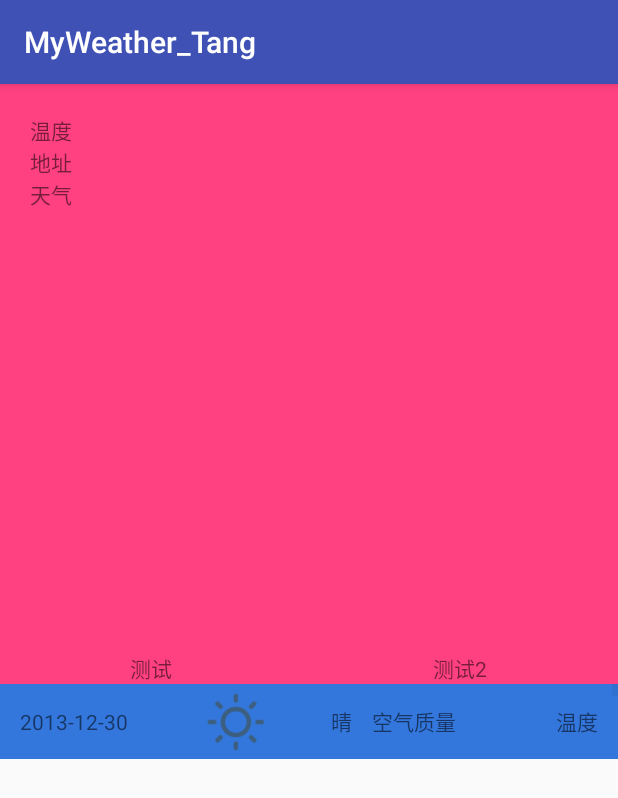
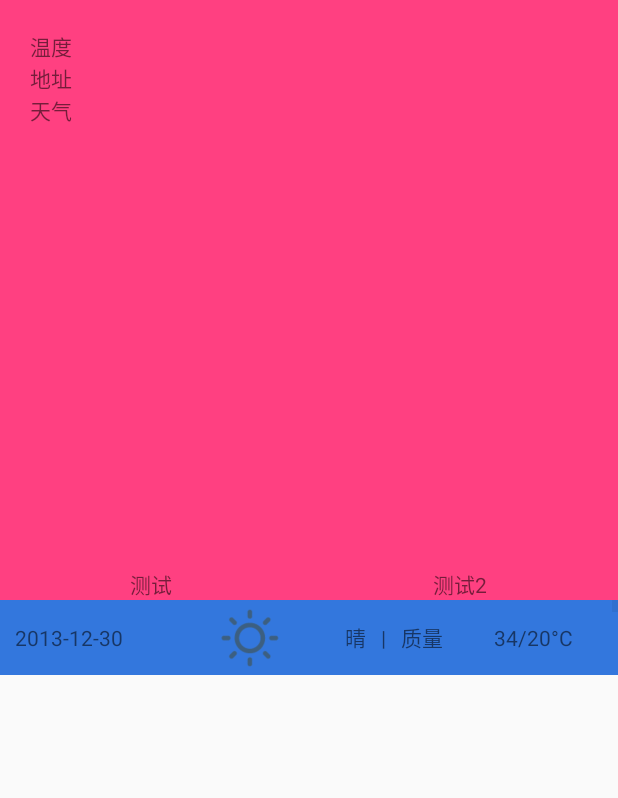
Before and after one commit to HAHH9527/MyWeather_Tang, an Android app: the TestActivity screen opened directly, with no data from a screen before it, on a phone screen of 412 x 824 dp. Shown: the top 798 px of the screen. Run offline under Robolectric (Android 15) with nearby library versions, the phone set to English and light mode, and no system bars.

Commit message:
0625 界面部分更新 天气接口使用有问题 准备替换

```diff
--- a/app/src/main/java/com/example/a10248/myweather_tang/activity/TestActivity.java
+++ b/app/src/main/java/com/example/a10248/myweather_tang/activity/TestActivity.java
@@ -71,7 +71,7 @@ public class TestActivity extends AppCompatActivity {
         for (int i = 0; i < 10; i++) {
             mData.add(item);
         }
-        SimpleAdapter adapter = new SimpleAdapter(this, mData, R.layout.arraylist_daily_forecast_layout, new String[]{"date", "cond_code_d", "cond_txt_d", "tmp"}, new int[]{R.id.text_theDay, R.id.img_theWeather, R.id.text_theWeather, R.id.text_temperature});
+        SimpleAdapter adapter = new SimpleAdapter(this, mData, R.layout.arraylist_daily_forecast_layout, new String[]{"date", "cond_code_d", "cond_txt_d", "tmp"}, new int[]{R.id.text_theDay, R.id.img_theDayWeather, R.id.tv_theDayWeather, R.id.text_temperature});
         list_daily_forecast.setAdapter(adapter);
 //        setListViewHeight(list_daily_forecast);
     }
--- a/app/src/main/java/com/example/a10248/myweather_tang/util/MyHeWeatherThread.java
+++ b/app/src/main/java/com/example/a10248/myweather_tang/util/MyHeWeatherThread.java
@@ -89,7 +89,7 @@ public class MyHeWeatherThread implements Runnable {
             System.out.println(sb.toString());
             Message msg = new Message();
             msg.what = MyMessageType.Return_Weather_Message;
-            msg.obj = sb;
+            msg.obj = getWeatherBean(sb.toString());
             handler.sendMessage(msg);
         } catch (Exception ignored) {
             Log.i("get weather err", "err");
--- a/app/src/main/res/layout/arraylist_daily_forecast_layout.xml
+++ b/app/src/main/res/layout/arraylist_daily_forecast_layout.xml
@@ -9,7 +9,7 @@
         android:layout_width="wrap_content"
         android:layout_height="match_parent"
         android:layout_alignParentLeft="true"
-        android:layout_marginLeft="20px"
+        android:layout_marginLeft="10dp"
         android:gravity="center"
         android:text="日期" />
 
@@ -19,13 +19,13 @@
         android:layout_centerHorizontal="true">
 
         <ImageView
-            android:id="@+id/img_theWeather"
+            android:id="@+id/img_theDayWeather"
             android:layout_width="wrap_content"
             android:layout_height="match_parent"
             android:src="@drawable/weather999" />
 
         <TextView
-            android:id="@+id/text_theWeather"
+            android:id="@+id/tv_theDayWeather"
             android:layout_width="wrap_content"
             android:layout_height="match_parent"
             android:layout_marginLeft="20px"
@@ -35,19 +35,50 @@
         <TextView
             android:layout_width="wrap_content"
             android:layout_height="match_parent"
-            android:layout_marginLeft="20px"
+            android:layout_marginLeft="10dp"
             android:gravity="center"
-            android:text="空气质量" />
+            android:text="|" />
+
+        <TextView
+            android:id="@+id/tv_theDayAqi"
+            android:layout_width="wrap_content"
+            android:layout_height="match_parent"
+            android:layout_marginLeft="10dp"
+            android:gravity="center"
+            android:text="质量" />
     </LinearLayout>
 
-    <TextView
-        android:id="@+id/text_theTemperature"
+    <LinearLayout
         android:layout_width="wrap_content"
         android:layout_height="match_parent"
         android:layout_alignParentEnd="true"
-        android:layout_marginRight="20px"
-        android:gravity="center"
-        android:text="温度" />
+        android:layout_marginRight="30dp">
 
+        <TextView
+            android:id="@+id/tv_temperatureHight"
+            android:layout_width="wrap_content"
+            android:layout_height="match_parent"
+            android:gravity="center"
+            android:text="34" />
+
+        <TextView
+            android:layout_width="wrap_content"
+            android:layout_height="match_parent"
+            android:gravity="center"
+            android:text="/" />
+
+        <TextView
+            android:id="@+id/tv_temperatureLow"
+            android:layout_width="wrap_content"
+            android:layout_height="match_parent"
+            android:gravity="center"
+            android:text="20" />
+
+        <TextView
+            android:layout_width="wrap_content"
+            android:layout_height="match_parent"
+            android:gravity="center"
+            android:text="°C" />
+    </LinearLayout>
 
 </RelativeLayout>
--- a/app/src/main/res/values/colors.xml
+++ b/app/src/main/res/values/colors.xml
@@ -3,4 +3,6 @@
     <color name="colorPrimary">#3F51B5</color>
     <color name="colorPrimaryDark">#303F9F</color>
     <color name="colorAccent">#FF4081</color>
+    <color name="colorWhite">#ffffff</color>
+    <color name="colorTransparent">#00000000</color>
 </resources>
--- a/app/src/main/res/values/styles.xml
+++ b/app/src/main/res/values/styles.xml
@@ -1,7 +1,7 @@
 <resources>
 
     <!-- Base application theme. -->
-    <style name="AppTheme" parent="Theme.AppCompat.Light.DarkActionBar">
+    <style name="AppTheme" parent="Theme.AppCompat.Light.NoActionBar">
         <!-- Customize your theme here. -->
         <item name="colorPrimary">@color/colorPrimary</item>
         <item name="colorPrimaryDark">@color/colorPrimaryDark</item>
```
Also changed, not shown: app/src/main/AndroidManifest.xml (+4 -8 lines), app/src/main/java/com/example/a10248/myweather_tang/activity/WeatherActivity.java (added, +100 -0 lines), app/src/main/res/layout/activity_weather.xml (added, +61 -0 lines), app/src/main/res/layout/layout_weather_list.xml (added, +8 -0 lines), app/src/main/res/layout/layout_weather_now.xml (added, +85 -0 lines), app/src/main/res/drawable/background.jpg (added).
